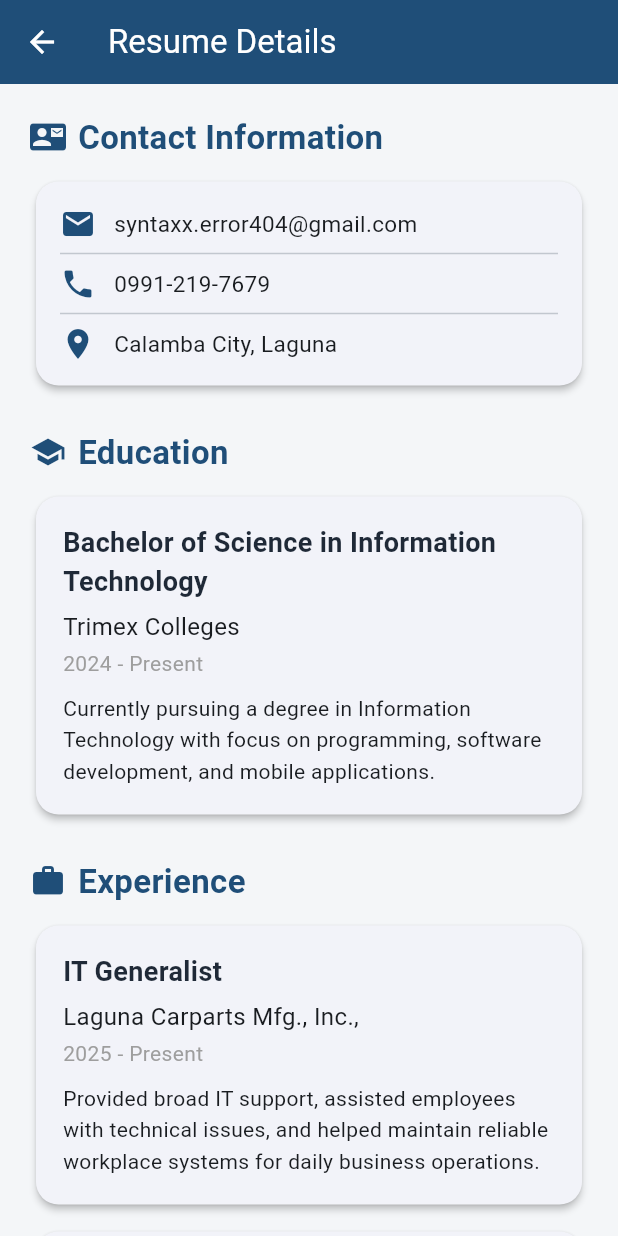
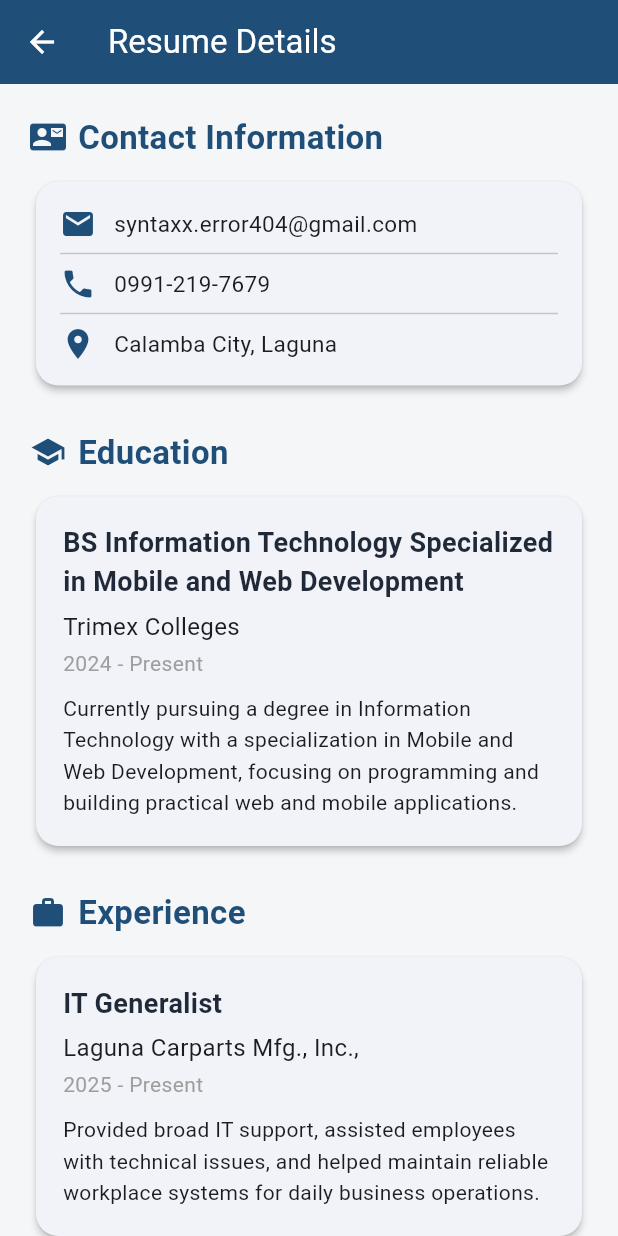
Before and after one commit to khier091225/resume_navigation_exam, a Flutter app: the screen it shows after launch, after a tap on "VIEW RESUME DETAILS", on a phone screen of 412 x 824 dp. Run offline on Flutter 3.47's test engine with Material 3 defaults, Android fonts, the phone set to English and light mode, and no system bars.

Commit message:
Update HomeScreen and ResumeDetailsScreen to reflect current education and specialization in Mobile and Web Development

```diff
--- a/lib/main.dart
+++ b/lib/main.dart
@@ -147,10 +147,9 @@ class HomeScreen extends StatelessWidget {
 
                     Text(
                       'I am an IT Generalist with experience in technical '
-                      'support, troubleshooting, and daily IT operations. '
-                      'I am expanding my skills in mobile and web '
-                      'development to create reliable applications that '
-                      'are easy to use and support business needs.',
+                      'support and troubleshooting. I am pursuing BS '
+                      'Information Technology at Trimex Colleges, '
+                      'specializing in Mobile and Web Development.',
                       textAlign: TextAlign.center,
                       style: TextStyle(
                         fontSize: 15,
@@ -292,13 +291,16 @@ class ResumeDetailsScreen extends StatelessWidget {
             const SizedBox(height: 10),
 
             const ResumeCard(
-              title: 'Bachelor of Science in Information Technology',
+              title:
+                  'BS Information Technology Specialized in '
+                  'Mobile and Web Development',
               subtitle: 'Trimex Colleges',
               period: '2024 - Present',
               description:
                   'Currently pursuing a degree in Information '
-                  'Technology with focus on programming, '
-                  'software development, and mobile applications.',
+                  'Technology with a specialization in Mobile and Web '
+                  'Development, focusing on programming and building '
+                  'practical web and mobile applications.',
             ),
 
             const SizedBox(height: 25),
```
